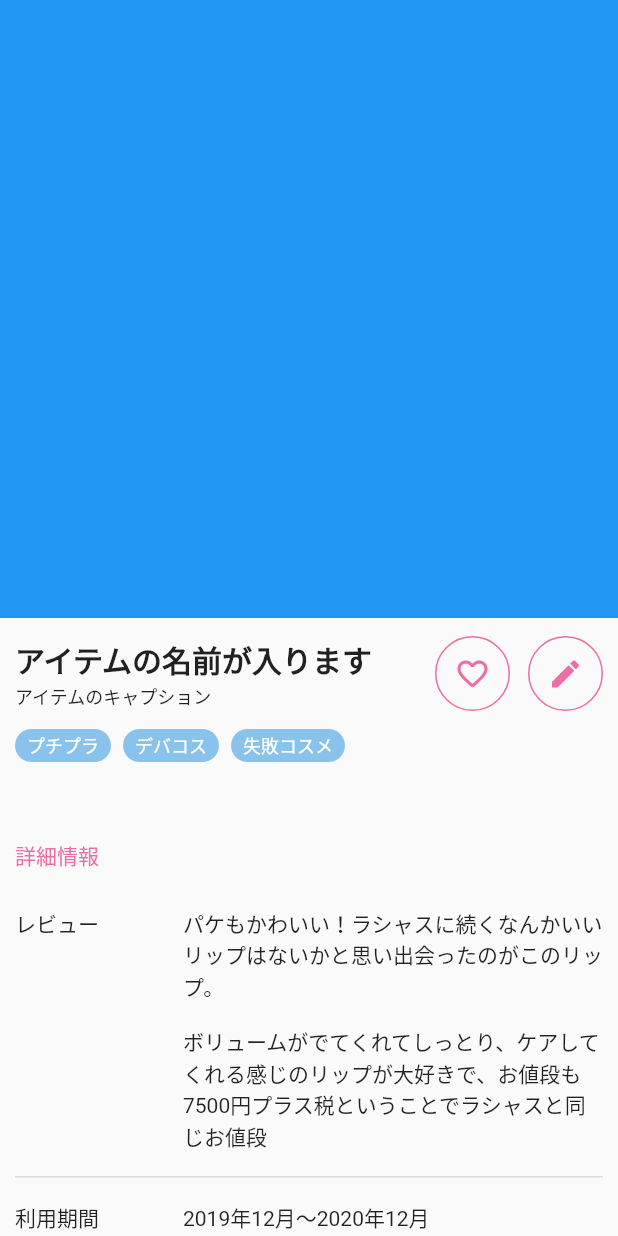
After one commit to KoheyAoyama/cosmemo, a Flutter app: the screen it shows after launch, after a tap on "アイテムのタイトルがはいります", on a phone screen of 412 x 824 dp. The commit adds this screen. Run offline on Flutter 3.47's test engine with Material 2 defaults, Android fonts, the phone set to English and light mode, and no system bars.

Commit message:
create-detail-screen

```diff
--- a/lib/constants.dart
+++ b/lib/constants.dart
@@ -16,5 +16,4 @@ const MaterialColor customSwatch =
 });
 const int _customPrimaryValue = 0xFFEB6EA5;
 
-// White spaces
-const double kDefaultPadding = 20.0;
+const Color customAccentColor = Color(0xFF89C3EB);
--- /dev/null
+++ b/lib/data-table.dart
@@ -0,0 +1,49 @@
+import 'package:flutter/material.dart';
+
+class DataTableRow extends StatelessWidget {
+  const DataTableRow({
+    Key key,
+    this.dataTitle,
+    this.dataDescription,
+  }) : super(key: key);
+  final dataTitle, dataDescription;
+
+  @override
+  Widget build(BuildContext context) {
+    return Column(
+      children: <Widget>[
+        Padding(
+          padding: const EdgeInsets.only(
+            top: 16,
+            bottom: 16,
+            left: 10,
+            right: 10,
+          ),
+          child: Row(
+            crossAxisAlignment: CrossAxisAlignment.start,
+            children: [
+              Container(
+                width: 112.0,
+                child: Text(dataTitle),
+              ),
+              Expanded(
+                child: Text(dataDescription),
+              ),
+            ],
+          ),
+        ),
+        Padding(
+          //Border
+          padding: const EdgeInsets.only(
+            left: 10.0,
+            right: 10.0,
+          ),
+          child: Container(
+            color: Colors.black12,
+            height: 1.0,
+          ),
+        )
+      ],
+    );
+  }
+}
--- /dev/null
+++ b/lib/detail-screen.dart
@@ -0,0 +1,155 @@
+import 'package:cosmemo/image-container.dart';
+import 'package:cosmemo/rounded-button.dart';
+import 'package:cosmemo/section-head.dart';
+import 'package:cosmemo/table-list-item.dart';
+import 'package:cosmemo/tag-badge.dart';
+import 'package:cosmemo/data-table.dart';
+import 'package:flutter/material.dart';
+
+class Detail extends StatelessWidget {
+  @override
+  Widget build(BuildContext context) {
+    return Scaffold(
+      body: SafeArea(
+        top: false,
+        child: SingleChildScrollView(
+          child: Column(
+            children: [
+              ImageContainer(),
+              DetailHead(),
+              Tags(),
+              SizedBox(height: 32.0),
+              SectionHead(text: '詳細情報'),
+              ItemDetails(),
+              SizedBox(height: 32.0),
+              SectionHead(text: '組み合わせアイテム'),
+              CombinationItems(),
+            ],
+          ),
+        ),
+      ),
+    );
+  }
+}
+
+class CombinationItems extends StatelessWidget {
+  const CombinationItems({
+    Key key,
+  }) : super(key: key);
+
+  @override
+  Widget build(BuildContext context) {
+    return Column(
+      children: [
+        TableListItem(),
+        TableListItem(),
+      ],
+    );
+  }
+}
+
+class ItemDetails extends StatelessWidget {
+  const ItemDetails({
+    Key key,
+  }) : super(key: key);
+
+  @override
+  Widget build(BuildContext context) {
+    return Column(
+      children: [
+        DataTableRow(
+          dataTitle: 'レビュー',
+          dataDescription:
+              'パケもかわいい！ラシャスに続くなんかいいリップはないかと思い出会ったのがこのリップ。\n\nボリュームがでてくれてしっとり、ケアしてくれる感じのリップが大好きで、お値段も7500円プラス税ということでラシャスと同じお値段',
+        ),
+        DataTableRow(
+          dataTitle: '利用期間',
+          dataDescription: '2019年12月〜2020年12月',
+        ),
+        DataTableRow(
+          dataTitle: '価格',
+          dataDescription: '1,200円',
+        ),
+        DataTableRow(
+          dataTitle: '購入店舗',
+          dataDescription: 'マツモトキヨシ',
+        ),
+      ],
+    );
+  }
+}
+
+class Tags extends StatelessWidget {
+  const Tags({
+    Key key,
+  }) : super(key: key);
+
+  @override
+  Widget build(BuildContext context) {
+    return Container(
+      child: Padding(
+        padding:
+            const EdgeInsets.only(top: 12.0, bottom: 12.0, left: 10, right: 10),
+        child: Align(
+          alignment: Alignment.centerLeft,
+          child: Wrap(
+            //direction: Axis.vertical,
+            spacing: 8.0,
+            runSpacing: 8.0,
+            children: <Widget>[
+              TagBadge(tag: 'プチプラ'),
+              TagBadge(tag: 'デバコス'),
+              TagBadge(tag: '失敗コスメ'),
+            ],
+          ),
+        ),
+      ),
+    );
+  }
+}
+
+class DetailHead extends StatelessWidget {
+  const DetailHead({
+    Key key,
+  }) : super(key: key);
+
+  @override
+  Widget build(BuildContext context) {
+    return Padding(
+      padding: const EdgeInsets.only(
+        top: 12.0,
+        left: 10.0,
+        right: 10.0,
+      ),
+      child: Row(
+        children: <Widget>[
+          Expanded(
+            child: Column(
+              crossAxisAlignment: CrossAxisAlignment.start,
+              children: [
+                Text(
+                  'アイテムの名前が入ります',
+                  style: TextStyle(
+                    fontSize: 20.0,
+                    fontWeight: FontWeight.bold,
+                  ),
+                  overflow: TextOverflow.ellipsis,
+                ),
+                Text(
+                  'アイテムのキャプション',
+                  style: TextStyle(fontSize: 12.0),
+                  overflow: TextOverflow.ellipsis,
+                ),
+              ],
+            ),
+          ),
+          RoundButton(icon: Icons.favorite_border_rounded),
+          SizedBox(
+            width: 12.0,
+          ),
+          RoundButton(icon: Icons.edit),
+        ],
+      ),
+    );
+  }
+}
--- /dev/null
+++ b/lib/home-screen.dart
@@ -0,0 +1,23 @@
+import 'package:cosmemo/table-list-view.dart';
+import 'package:flutter/material.dart';
+
+class Homescreen extends StatelessWidget {
+  @override
+  Widget build(BuildContext context) {
+    return Scaffold(
+      appBar: buildAppBar(context),
+      body: Body(),
+    );
+  }
+}
+
+AppBar buildAppBar(BuildContext context) {
+  return AppBar(
+    backgroundColor: Colors.white,
+    elevation: 0,
+    title: Text(
+      'Cosmemo',
+      style: TextStyle(color: Theme.of(context).primaryColor),
+    ),
+  );
+}
--- /dev/null
+++ b/lib/image-container.dart
@@ -0,0 +1,17 @@
+import 'package:flutter/material.dart';
+
+class ImageContainer extends StatelessWidget {
+  const ImageContainer({
+    Key key,
+  }) : super(key: key);
+
+  @override
+  Widget build(BuildContext context) {
+    return AspectRatio(
+      aspectRatio: 1 / 1,
+      child: Container(
+        color: Colors.blue,
+      ),
+    );
+  }
+}
--- a/lib/main.dart
+++ b/lib/main.dart
@@ -1,6 +1,6 @@
+import 'package:cosmemo/home-screen.dart';
 import 'package:flutter/material.dart';
 import 'constants.dart';
-import 'table-list-item.dart';
 
 void main() {
   runApp(MyApp());
@@ -12,53 +12,9 @@ class MyApp extends StatelessWidget {
     return MaterialApp(
       debugShowCheckedModeBanner: false,
       title: 'Cosmemo',
-      theme: ThemeData(primarySwatch: customSwatch),
+      theme: ThemeData(
+          primarySwatch: customSwatch, accentColor: customAccentColor),
       home: Homescreen(),
     );
   }
 }
-
-class Homescreen extends StatelessWidget {
-  @override
-  Widget build(BuildContext context) {
-    return Scaffold(
-      appBar: buildAppBar(context),
-      body: Body(),
-    );
-  }
-
-  AppBar buildAppBar(BuildContext context) {
-    return AppBar(
-      elevation: 0,
-      backgroundColor: Colors.white,
-      title: Text(
-        'Cosmemo',
-        style: TextStyle(
-          color: Theme.of(context).primaryColor,
-        ),
-      ),
-    );
-  }
-}
-
-class Body extends StatelessWidget {
-  @override
-  Widget build(BuildContext context) {
-    var i;
-    return ListView(
-      children: <Widget>[
-        TableListItem(),
-        TableListItem(),
-        TableListItem(),
-        TableListItem(),
-        TableListItem(),
-        TableListItem(),
-        TableListItem(),
-        TableListItem(),
-        TableListItem(),
-        TableListItem(),
-        TableListItem(),
-      ],
-    );
-  }
-}
--- /dev/null
+++ b/lib/rounded-button.dart
@@ -0,0 +1,37 @@
+import 'package:flutter/material.dart';
+
+class RoundButton extends StatelessWidget {
+  const RoundButton({
+    Key key,
+    this.icon,
+  }) : super(key: key);
+
+  final icon;
+
+  @override
+  Widget build(BuildContext context) {
+    return Container(
+      decoration: BoxDecoration(
+          border: Border.all(
+            color: Theme.of(context).primaryColor,
+            width: 1.0,
+          ),
+          borderRadius: BorderRadius.circular(999)),
+      child: Builder(
+        builder: (BuildContext context) {
+          return IconButton(
+            icon: Builder(
+              builder: (BuildContext context) {
+                return Icon(
+                  icon,
+                  color: Theme.of(context).primaryColor,
+                );
+              },
+            ),
+            onPressed: () {},
+          );
+        },
+      ),
+    );
+  }
+}
--- /dev/null
+++ b/lib/section-head.dart
@@ -0,0 +1,32 @@
+import 'package:flutter/material.dart';
+
+class SectionHead extends StatelessWidget {
+  const SectionHead({
+    Key key,
+    this.text,
+  }) : super(key: key);
+
+  final text;
+
+  @override
+  Widget build(BuildContext context) {
+    return Padding(
+      padding: const EdgeInsets.only(
+        top: 8.0,
+        bottom: 8.0,
+        left: 10.0,
+        right: 10.0,
+      ),
+      child: Align(
+        alignment: Alignment.centerLeft,
+        child: Text(
+          text,
+          style: TextStyle(
+            color: Theme.of(context).primaryColor,
+            fontSize: 14.0,
+          ),
+        ),
+      ),
+    );
+  }
+}
--- a/lib/table-list-item.dart
+++ b/lib/table-list-item.dart
@@ -1,3 +1,4 @@
+import 'package:cosmemo/detail-screen.dart';
 import 'package:flutter/material.dart';
 
 class TableListItem extends StatelessWidget {
@@ -7,12 +8,21 @@ class TableListItem extends StatelessWidget {
 
   @override
   Widget build(BuildContext context) {
-    return Container(
+    return GestureDetector(
+      onTap: () {
+        Navigator.push(
+          context,
+          MaterialPageRoute(
+            builder: (context) => Detail(),
+          ),
+        );
+      },
+      child: Container(
         color: Colors.white,
         height: 96.0,
         child: Column(
           mainAxisAlignment: MainAxisAlignment.center,
-        children: [
+          children: <Widget>[
             Container(
               height: 78.0,
               child: Padding(
@@ -76,6 +86,7 @@ class TableListItem extends StatelessWidget {
             ),
           ],
         ),
+      ),
     );
   }
 }
--- /dev/null
+++ b/lib/table-list-view.dart
@@ -0,0 +1,24 @@
+import 'package:flutter/material.dart';
+import 'table-list-item.dart';
+
+class Body extends StatelessWidget {
+  @override
+  Widget build(BuildContext context) {
+    var i;
+    return ListView(
+      children: <Widget>[
+        TableListItem(),
+        TableListItem(),
+        TableListItem(),
+        TableListItem(),
+        TableListItem(),
+        TableListItem(),
+        TableListItem(),
+        TableListItem(),
+        TableListItem(),
+        TableListItem(),
+        TableListItem(),
+      ],
+    );
+  }
+}
--- /dev/null
+++ b/lib/tag-badge.dart
@@ -0,0 +1,32 @@
+import 'package:flutter/material.dart';
+
+class TagBadge extends StatelessWidget {
+  const TagBadge({
+    Key key,
+    this.tag,
+  }) : super(key: key);
+
+  final tag;
+
+  @override
+  Widget build(BuildContext context) {
+    return Container(
+      decoration: BoxDecoration(
+        color: Theme.of(context).accentColor,
+        borderRadius: BorderRadius.circular(999),
+      ),
+      child: Padding(
+        padding: const EdgeInsets.only(
+          top: 2.0,
+          bottom: 2.0,
+          left: 8.0,
+          right: 8.0,
+        ),
+        child: Text(
+          tag,
+          style: TextStyle(fontSize: 12.0, color: Colors.white),
+        ),
+      ),
+    );
+  }
+}
```
Lines whose indentation alone changed are shown as unchanged.
